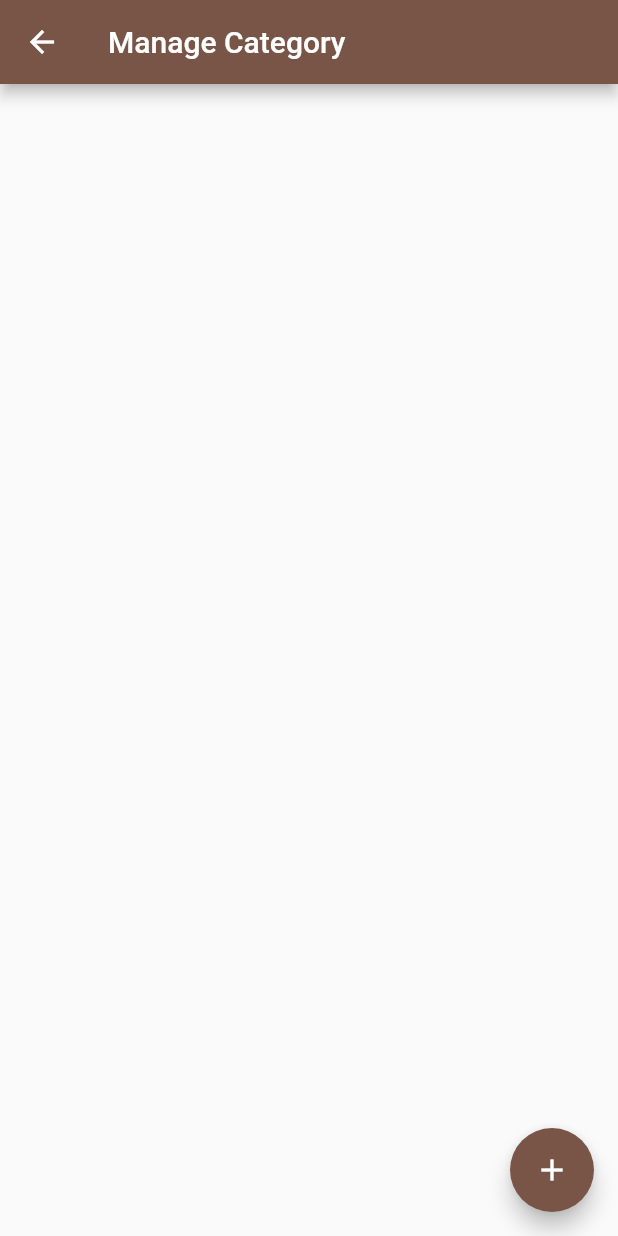
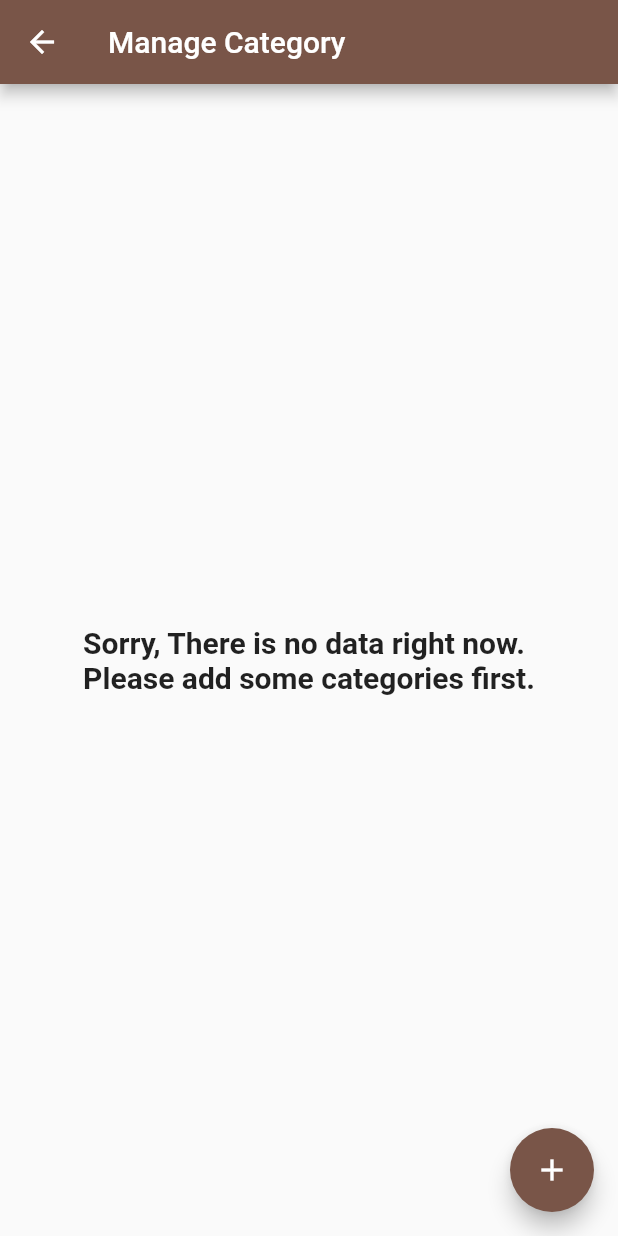
Before and after one commit to trainingtuts/mosaic_event, a Flutter app: the CategoryListScreen screen opened directly, on a phone screen of 412 x 824 dp. Run offline on Flutter 3.47's test engine with Material 2 defaults, Android fonts, the phone set to English and light mode, and no system bars; our stand-ins replace carousel_slider, cloud_firestore, firebase_auth, firebase_core, firebase_storage, fluttertoast and 3 more; accounts and stored records are empty.

```diff
--- /dev/null
+++ b/lib/models/category_model.dart
@@ -0,0 +1,56 @@
+// ignore_for_file: public_member_api_docs, sort_constructors_first
+// import 'dart:convert';
+
+class CategoryModel {
+  String? cateId;
+  String? cateName;
+  CategoryModel({
+    this.cateId,
+    this.cateName,
+  });
+
+  /*CategoryModel copyWith({
+    String? cateId,
+    String? cateName,
+  }) {
+    return CategoryModel(
+      cateId: cateId ?? this.cateId,
+      cateName: cateName ?? this.cateName,
+    );
+  }
+  */
+
+  Map<String, dynamic> toMap() {
+    return <String, dynamic>{
+      'cateId': cateId,
+      'cateName': cateName,
+    };
+  }
+/*
+  factory CategoryModel.fromMap(Map<String, dynamic> map) {
+    return CategoryModel(
+      cateId: map['cateId'] != null ? map['cateId'] as String : null,
+      cateName: map['cateName'] != null ? map['cateName'] as String : null,
+    );
+  }
+
+  String toJson() => json.encode(toMap());
+
+  factory CategoryModel.fromJson(String source) => CategoryModel.fromMap(json.decode(source) as Map<String, dynamic>);
+
+  @override
+  String toString() => 'CategoryModel(cateId: $cateId, cateName: $cateName)';
+
+  @override
+  bool operator ==(covariant CategoryModel other) {
+    if (identical(this, other)) return true;
+
+    return
+      other.cateId == cateId &&
+      other.cateName == cateName;
+  }
+
+  @override
+  int get hashCode => cateId.hashCode ^ cateName.hashCode;
+  */
+}
--- a/lib/screens/settings/category/category_list.dart
+++ b/lib/screens/settings/category/category_list.dart
@@ -26,12 +26,13 @@ class _CategoryListScreenState extends State<CategoryListScreen> {
           if (snapshot.hasError) {
             return Text("Something went wrong! ${snapshot.error}");
           } else if (snapshot.hasData) {
-            return ListView.builder(
+            if (snapshot.data!.docs.isNotEmpty) {
+              return ListView.builder(
                 itemCount: snapshot.data!.docs.length,
                 itemBuilder: (BuildContext context, index) {
                   return ListTile(
-                    title: Text(snapshot.data!.docs[index]['cate_name']),
-                    subtitle: Text(snapshot.data!.docs[index]['cate_id']),
+                    title: Text(snapshot.data!.docs[index]['cateName']),
+                    subtitle: Text(snapshot.data!.docs[index]['cateId']),
                     trailing: Row(
                       mainAxisSize: MainAxisSize.min,
                       children: [
@@ -42,7 +43,7 @@ class _CategoryListScreenState extends State<CategoryListScreen> {
                                 MaterialPageRoute(
                                   builder: (context) => UpdateOrAddCategory(
                                     cateId: snapshot.data!.docs[index]
-                                        ['cate_id'],
+                                        ['cateId'],
                                   ),
                                 ),
                               );
@@ -53,7 +54,7 @@ class _CategoryListScreenState extends State<CategoryListScreen> {
                         IconButton(
                             onPressed: () {
                               deleteCategory(
-                                  snapshot.data!.docs[index]['cate_id']);
+                                  snapshot.data!.docs[index]['cateId']);
                             },
                             icon: const Icon(
                               Icons.delete,
@@ -61,7 +62,18 @@ class _CategoryListScreenState extends State<CategoryListScreen> {
                       ],
                     ),
                   );
-                });
+                },
+              );
+            } else {
+              return const Center(
+                  child: Text(
+                "Sorry, There is no data right now.\nPlease add some categories first.",
+                style: TextStyle(
+                  fontSize: 20,
+                  fontWeight: FontWeight.bold,
+                ),
+              ));
+            }
           } else {
             return const Center(
               child: CircularProgressIndicator(),
```
Also changed, not shown: lib/models/business_model.dart (added, +96 -0 lines), lib/services/cloud_service.dart (+11 -4 lines).
